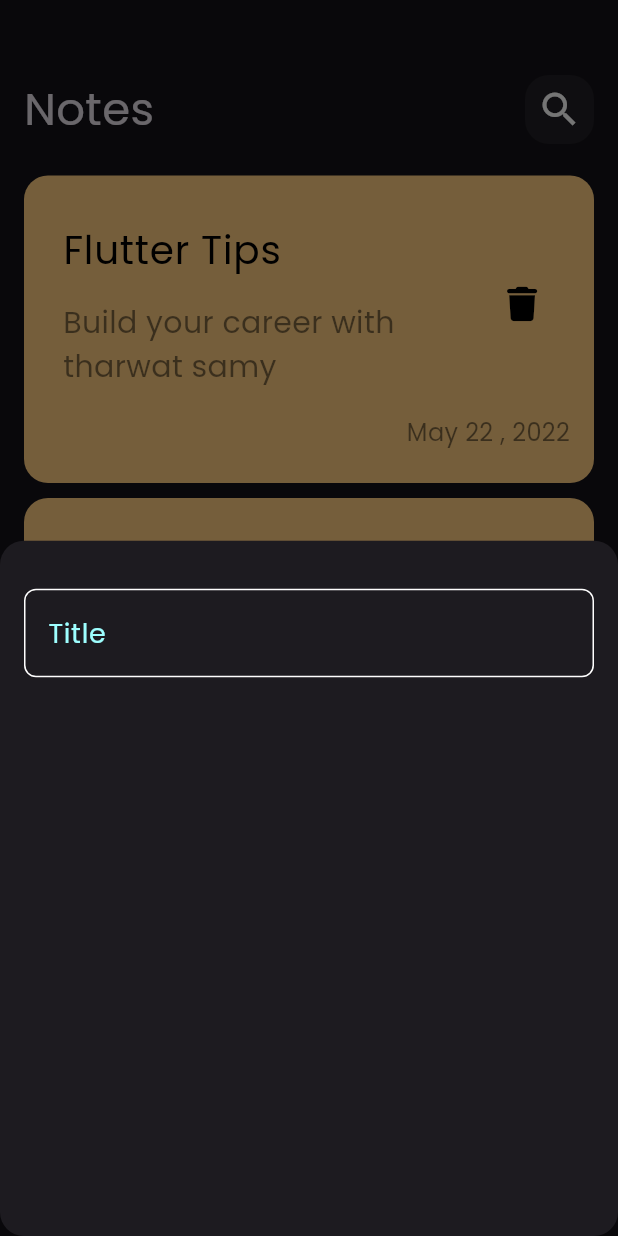
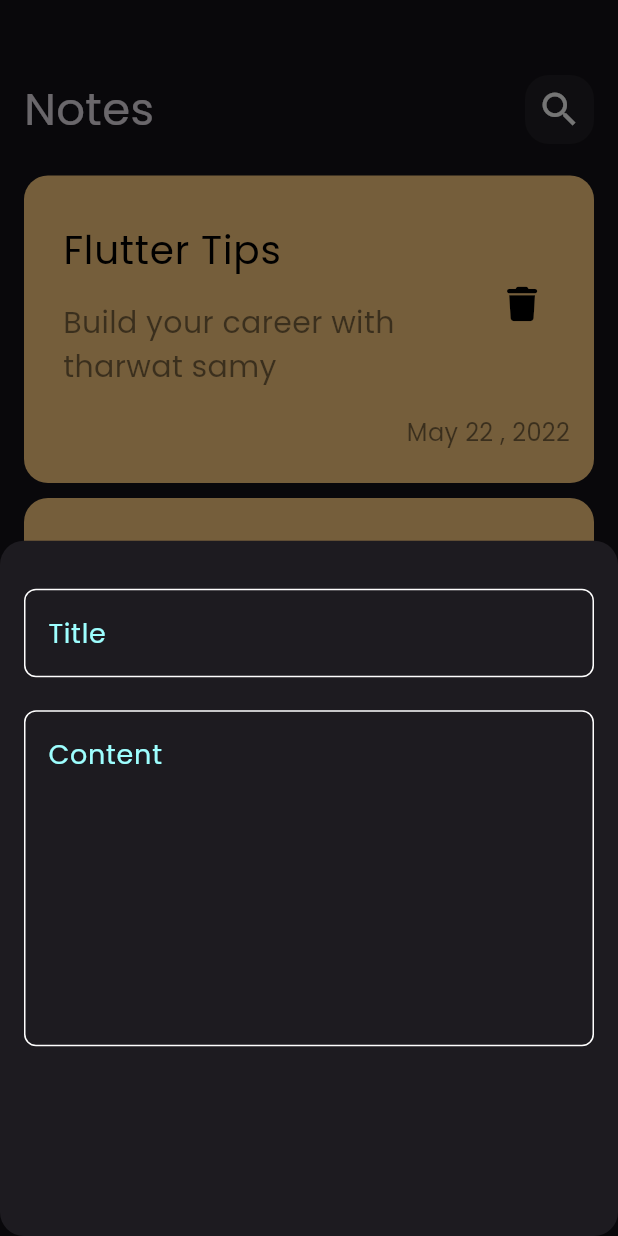
Before and after one commit to raneem-fayez/notes_app, a Flutter app: the screen it shows after launch, after a tap on the "add" icon, on a phone screen of 412 x 824 dp. Run offline on Flutter 3.47's test engine with Material 3 defaults, Android fonts, the phone set to English and light mode, and no system bars; our stand-ins replace font_awesome_flutter.

Commit message:
add fields to buttom sheet

```diff
--- a/lib/widgets/add_note_button_sheet.dart
+++ b/lib/widgets/add_note_button_sheet.dart
@@ -13,7 +13,16 @@ class AddNoteButtonSheet extends StatelessWidget {
           SizedBox(
             height: 32,
           ),
-          CustomTextField(),
+          CustomTextField(
+            hinyText: 'Title',
+          ),
+          SizedBox(
+            height: 22,
+          ),
+          CustomTextField(
+            hinyText: 'Content',
+            maxLines: 8,
+          ),
         ],
       ),
     );
--- a/lib/widgets/custom_text_field.dart
+++ b/lib/widgets/custom_text_field.dart
@@ -2,14 +2,16 @@ import 'package:flutter/material.dart';
 import 'package:notes_app/constants.dart';
 
 class CustomTextField extends StatelessWidget {
-  const CustomTextField({super.key});
-
+  const CustomTextField({super.key, required this.hinyText, this.maxLines = 1});
+  final String hinyText;
+  final int maxLines;
   @override
   Widget build(BuildContext context) {
     return TextField(
+      maxLines: maxLines,
       cursorColor: kPrimaryColor,
       decoration: InputDecoration(
-        hintText: 'Title',
+        hintText: hinyText,
         hintStyle: const TextStyle(color: kPrimaryColor, fontSize: 18),
         border: buildBorder(),
         focusedBorder: buildBorder(kPrimaryColor),
```
